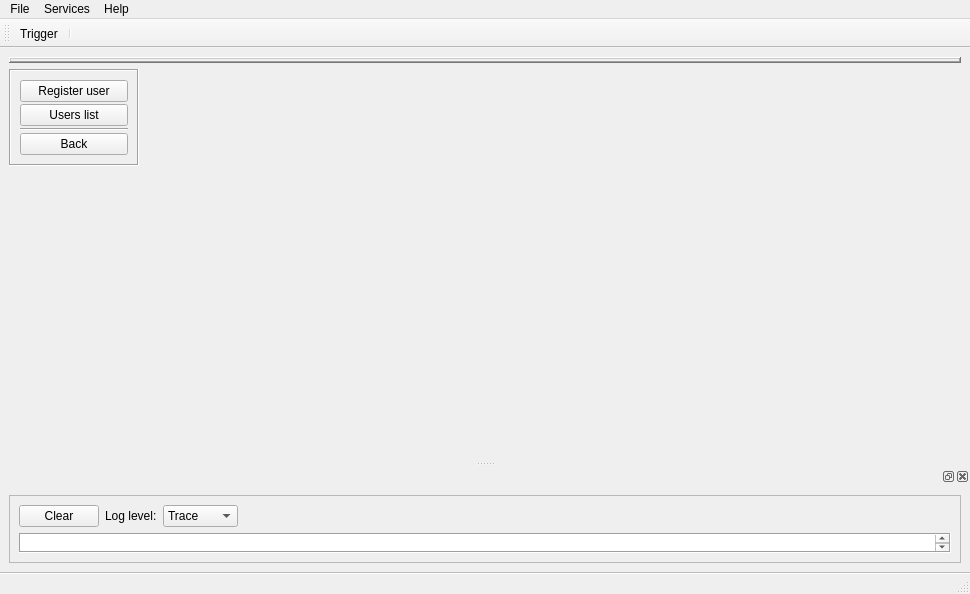
First picture: the form in Server/Controller/src/Ui/Controller.ui, repository siisgoo/siisty, before the edit.
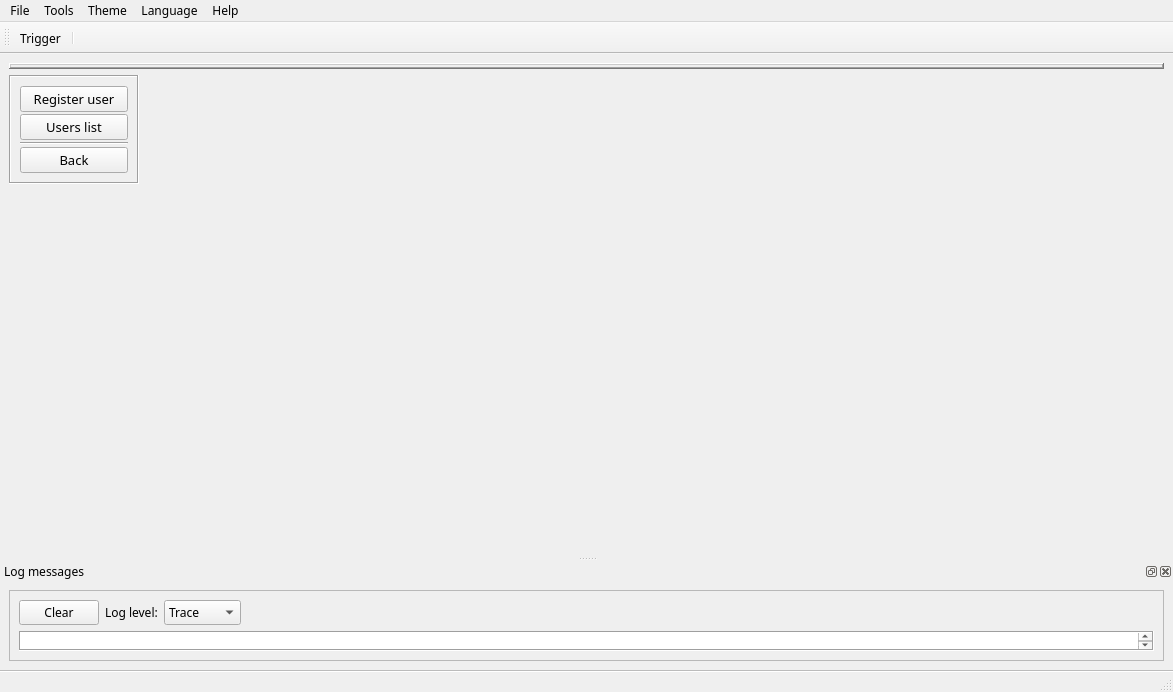
Second picture: the form after the edit. The open tabs and pages were chosen to show the change.

Patch:
```diff
--- a/Server/Controller/src/Ui/Controller.ui
+++ b/Server/Controller/src/Ui/Controller.ui
@@ -9,8 +9,8 @@
    <rect>
     <x>0</x>
     <y>0</y>
-    <width>970</width>
-    <height>594</height>
+    <width>1173</width>
+    <height>692</height>
    </rect>
   </property>
   <property name="sizePolicy">
@@ -19,6 +19,11 @@
     <verstretch>0</verstretch>
    </sizepolicy>
   </property>
+  <property name="font">
+   <font>
+    <family>Anonymous Pro</family>
+   </font>
+  </property>
   <property name="windowTitle">
    <string>Controller</string>
   </property>
@@ -59,11 +64,6 @@
         <verstretch>0</verstretch>
        </sizepolicy>
       </property>
-      <property name="font">
-       <font>
-        <family>Iosevka</family>
-       </font>
-      </property>
       <property name="contextMenuPolicy">
        <enum>Qt::NoContextMenu</enum>
       </property>
@@ -137,6 +137,12 @@
         <height>156</height>
        </size>
       </property>
+      <property name="font">
+       <font>
+        <family>Anonymous Pro</family>
+        <pointsize>10</pointsize>
+       </font>
+      </property>
       <property name="currentIndex">
        <number>2</number>
       </property>
@@ -381,6 +387,14 @@
             <height>0</height>
            </size>
           </property>
+          <property name="font">
+           <font>
+            <family>Iosevka</family>
+            <pointsize>10</pointsize>
+            <italic>true</italic>
+            <bold>false</bold>
+           </font>
+          </property>
           <property name="frameShape">
            <enum>QFrame::Box</enum>
           </property>
@@ -393,6 +407,14 @@
            </property>
            <item>
             <widget class="QPushButton" name="open_RegisterUserBtn">
+             <property name="font">
+              <font>
+               <family>Monaco</family>
+               <pointsize>10</pointsize>
+               <italic>false</italic>
+               <bold>false</bold>
+              </font>
+             </property>
              <property name="text">
               <string>Register user</string>
              </property>
@@ -400,6 +422,14 @@
            </item>
            <item>
             <widget class="QPushButton" name="open_UsersListBtn">
+             <property name="font">
+              <font>
+               <family>Monaco</family>
+               <pointsize>10</pointsize>
+               <italic>false</italic>
+               <bold>false</bold>
+              </font>
+             </property>
              <property name="text">
               <string>Users list</string>
              </property>
@@ -407,6 +437,14 @@
            </item>
            <item>
             <widget class="Line" name="line_3">
+             <property name="font">
+              <font>
+               <family>Iosevka</family>
+               <pointsize>10</pointsize>
+               <italic>true</italic>
+               <bold>false</bold>
+              </font>
+             </property>
              <property name="orientation">
               <enum>Qt::Horizontal</enum>
              </property>
@@ -414,6 +452,14 @@
            </item>
            <item>
             <widget class="QPushButton" name="open_ControlPannelBtn_2">
+             <property name="font">
+              <font>
+               <family>Monaco</family>
+               <pointsize>10</pointsize>
+               <italic>false</italic>
+               <bold>false</bold>
+              </font>
+             </property>
              <property name="text">
               <string>Back</string>
              </property>
@@ -443,10 +489,15 @@
     <rect>
      <x>0</x>
      <y>0</y>
-     <width>970</width>
-     <height>22</height>
+     <width>1173</width>
+     <height>20</height>
     </rect>
    </property>
+   <property name="font">
+    <font>
+     <family>Monaco</family>
+    </font>
+   </property>
    <widget class="QMenu" name="menuFile">
     <property name="title">
      <string>File</string>
@@ -456,7 +507,7 @@
    </widget>
    <widget class="QMenu" name="menuServices">
     <property name="title">
-     <string>Services</string>
+     <string>Tools</string>
     </property>
     <addaction name="actionProperties"/>
    </widget>
@@ -466,8 +517,24 @@
     </property>
     <addaction name="actionVisit_shelly_wiki"/>
    </widget>
+   <widget class="QMenu" name="menuTheme">
+    <property name="title">
+     <string>Theme</string>
+    </property>
+    <addaction name="actionDark"/>
+    <addaction name="actionLight"/>
+   </widget>
+   <widget class="QMenu" name="menuLanguage">
+    <property name="title">
+     <string>Language</string>
+    </property>
+    <addaction name="actionEnglish"/>
+    <addaction name="actionRussian"/>
+   </widget>
    <addaction name="menuFile"/>
    <addaction name="menuServices"/>
+   <addaction name="menuTheme"/>
+   <addaction name="menuLanguage"/>
    <addaction name="menuHelp"/>
   </widget>
   <widget class="QStatusBar" name="statusbar">
@@ -475,11 +542,29 @@
     <bool>true</bool>
    </property>
    <property name="sizePolicy">
-    <sizepolicy hsizetype="Preferred" vsizetype="Expanding">
+    <sizepolicy hsizetype="Expanding" vsizetype="Preferred">
      <horstretch>0</horstretch>
      <verstretch>0</verstretch>
     </sizepolicy>
    </property>
+   <property name="minimumSize">
+    <size>
+     <width>0</width>
+     <height>22</height>
+    </size>
+   </property>
+   <property name="maximumSize">
+    <size>
+     <width>16777215</width>
+     <height>22</height>
+    </size>
+   </property>
+   <property name="font">
+    <font>
+     <family>Source Code Pro</family>
+     <pointsize>7</pointsize>
+    </font>
+   </property>
    <property name="mouseTracking">
     <bool>false</bool>
    </property>
@@ -499,7 +584,7 @@
     <enum>Qt::LeftToRight</enum>
    </property>
    <property name="autoFillBackground">
-    <bool>false</bool>
+    <bool>true</bool>
    </property>
    <property name="styleSheet">
     <string notr="true">QStatusBar#statusbar {
@@ -515,12 +600,27 @@
    </property>
   </widget>
   <widget class="QDockWidget" name="info_dock">
+   <property name="enabled">
+    <bool>true</bool>
+   </property>
    <property name="sizePolicy">
     <sizepolicy hsizetype="Preferred" vsizetype="Minimum">
      <horstretch>0</horstretch>
      <verstretch>0</verstretch>
     </sizepolicy>
    </property>
+   <property name="floating">
+    <bool>true</bool>
+   </property>
+   <property name="features">
+    <set>QDockWidget::DockWidgetClosable|QDockWidget::DockWidgetFloatable|QDockWidget::DockWidgetMovable</set>
+   </property>
+   <property name="allowedAreas">
+    <set>Qt::AllDockWidgetAreas</set>
+   </property>
+   <property name="windowTitle">
+    <string>Log messages</string>
+   </property>
    <attribute name="dockWidgetArea">
     <number>8</number>
    </attribute>
@@ -651,6 +751,11 @@
      <verstretch>0</verstretch>
     </sizepolicy>
    </property>
+   <property name="font">
+    <font>
+     <family>Monaco</family>
+    </font>
+   </property>
    <property name="windowTitle">
     <string>toolBar_2</string>
    </property>
```
Left out of the diff: 30 changed lines with no effect on the pictures.
